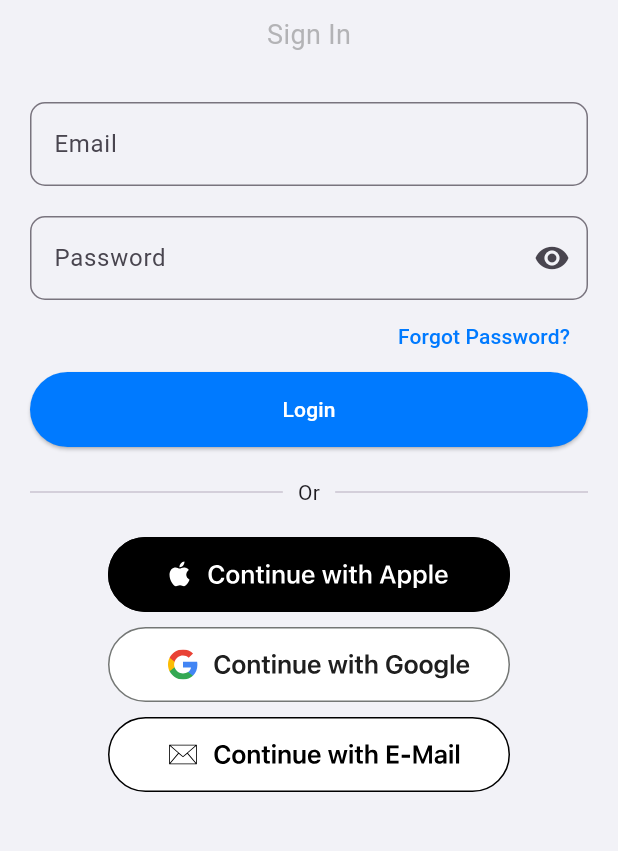
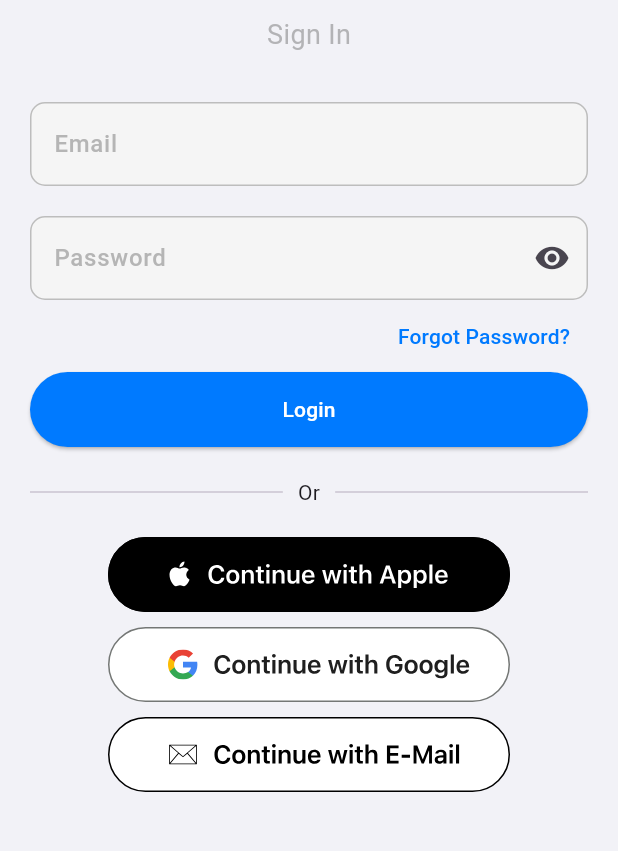
Before and after one commit to Bolzenpinguin/drive2ibiza, a Flutter app: the screen it shows after launch, on a phone screen of 412 x 824 dp, the part 252-1103 px from its top. Run offline on Flutter 3.47's test engine with Material 3 defaults, Android fonts, the phone set to English and light mode, and no system bars; our stand-ins replace flutter_map, flutter_svg, latlong2, syncfusion_flutter_calendar.

Commit message:
Add textfield decoration to the theme

```diff
--- a/lib/pages/login/login.dart
+++ b/lib/pages/login/login.dart
@@ -1,6 +1,7 @@
 import 'package:drive2ibiza/utils/styleguide.dart';
 import 'package:flutter/material.dart';
 import 'package:flutter_svg/flutter_svg.dart';
+import '../../widgets/or_divider_widget.dart';
 import '../navigation.dart';
 
 class Login extends StatelessWidget {
@@ -214,22 +215,3 @@ class LoginBTN extends StatelessWidget {
     );
   }
 }
-
-// Or Divider
-class OrDivider extends StatelessWidget {
-  const OrDivider({super.key});
-
-  @override
-  Widget build(BuildContext context) {
-    return const Row(
-      children: [
-        Expanded(child: Divider()),
-        Padding(
-          padding: EdgeInsets.symmetric(horizontal: paddingSmall),
-          child: Text('Or'),
-        ),
-        Expanded(child: Divider(),)
-      ],
-    );
-  }
-}
--- a/lib/pages/settings/settings_widget.dart
+++ b/lib/pages/settings/settings_widget.dart
@@ -1,6 +1,7 @@
 import 'package:flutter/material.dart';
 import '../../utils/styleguide.dart';
 import 'package:intl/intl.dart';
+import '../../widgets/spacer_widget.dart';
 
 import 'group_settings.dart';
 
@@ -184,25 +185,3 @@ class SettingsWidget extends StatelessWidget {
     );
   }
 }
-
-// Spacer
-class SpacerWidget extends StatelessWidget {
-  const SpacerWidget({super.key});
-
-  @override
-  Widget build(BuildContext context) {
-    return SizedBox(
-      height: spacingSmall,
-      child: Container(
-        decoration: BoxDecoration(
-          border: Border(
-            bottom: BorderSide(
-              color: appSecondaryColor,
-              width: 0.0,
-            ),
-          ),
-        ),
-      ),
-    );
-  }
-}
--- a/lib/utils/theme.dart
+++ b/lib/utils/theme.dart
@@ -1,5 +1,8 @@
 import 'package:flutter/material.dart';
 import 'styleguide.dart';
+
+
+
 
 class AppTheme {
   // light Theme
@@ -64,5 +67,28 @@ class AppTheme {
     ),
 
 
+    inputDecorationTheme: InputDecorationTheme(
+      filled: true,
+      fillColor: Colors.grey.shade100, // Background color
+      hintStyle: TextStyle(color: appUnselectedIconColor), // Hint text color
+      border: OutlineInputBorder(
+        borderRadius: BorderRadius.circular(borderRadiusMedium),
+        borderSide: BorderSide(color: appUnselectedIconColor),
+      ),
+      focusedBorder: OutlineInputBorder(
+        borderRadius: BorderRadius.circular(borderRadiusMedium),
+        borderSide: BorderSide(color: appPrimaryColor), // Border color when focused
+      ),
+      enabledBorder: OutlineInputBorder(
+        borderRadius: BorderRadius.circular(borderRadiusMedium),
+        borderSide: BorderSide(color: Colors.grey.shade400),
+      ),
+      labelStyle: TextStyle(
+        color: appUnselectedIconColor,
+        fontSize: 16.0,
+        fontWeight: FontWeight.w500,
+      )
+  ),
+
   );
 }
--- /dev/null
+++ b/lib/widgets/or_divider_widget.dart
@@ -0,0 +1,21 @@
+import 'package:flutter/material.dart';
+import '../utils/styleguide.dart';
+
+
+class OrDivider extends StatelessWidget {
+  const OrDivider({super.key});
+
+  @override
+  Widget build(BuildContext context) {
+    return const Row(
+      children: [
+        Expanded(child: Divider()),
+        Padding(
+          padding: EdgeInsets.symmetric(horizontal: paddingSmall),
+          child: Text('Or'),
+        ),
+        Expanded(child: Divider(),)
+      ],
+    );
+  }
+}
--- /dev/null
+++ b/lib/widgets/spacer_widget.dart
@@ -0,0 +1,23 @@
+import 'package:flutter/cupertino.dart';
+import '../utils/styleguide.dart';
+
+class SpacerWidget extends StatelessWidget {
+  const SpacerWidget({super.key});
+
+  @override
+  Widget build(BuildContext context) {
+    return SizedBox(
+      height: spacingSmall,
+      child: Container(
+        decoration: BoxDecoration(
+          border: Border(
+            bottom: BorderSide(
+              color: appSecondaryColor,
+              width: 0.0,
+            ),
+          ),
+        ),
+      ),
+    );
+  }
+}
```
Also changed, not shown: 1 other file.
